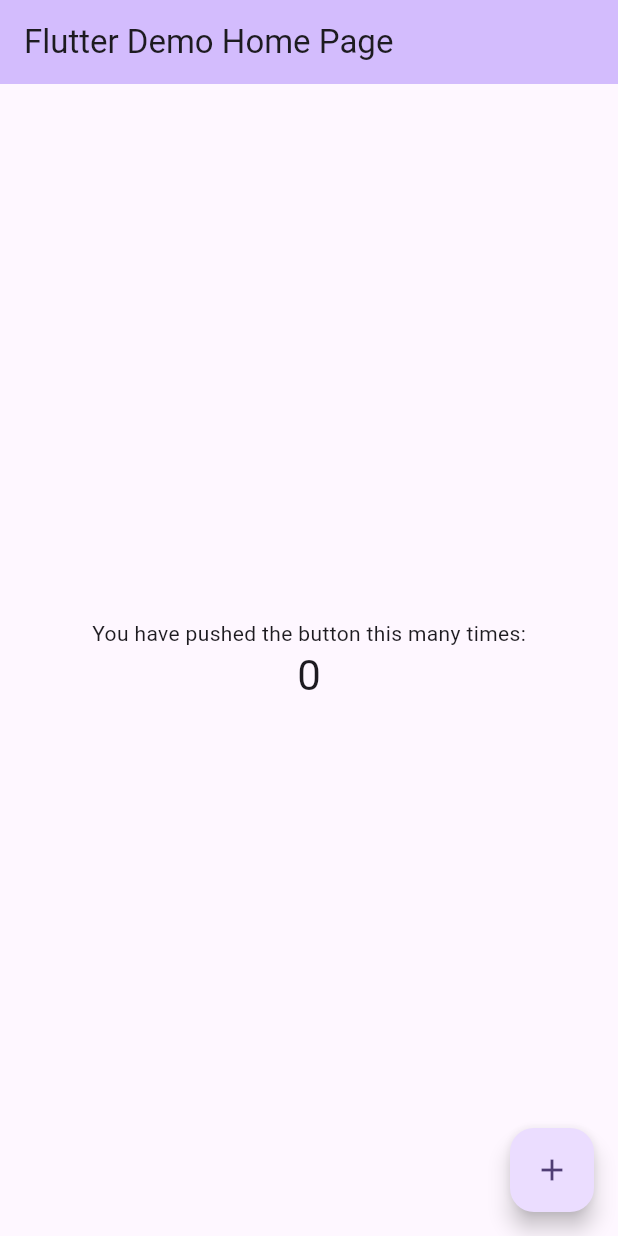
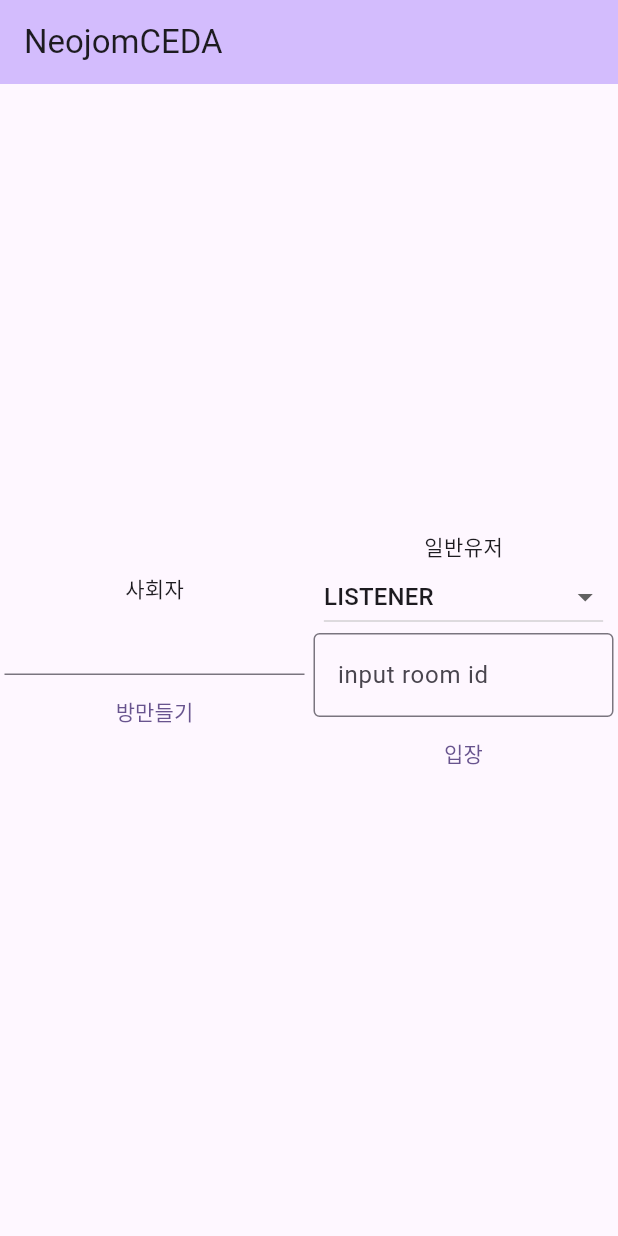
Before and after one commit to fmowl10/neojomCEDA, a Flutter app: the screen it shows after launch, on a phone screen of 412 x 824 dp. Run offline on Flutter 3.47's test engine with Material 2 defaults, Android fonts, the phone set to English and light mode, and no system bars.

Commit message:
frontend 뷰추가

```diff
--- a/frontend/lib/main.dart
+++ b/frontend/lib/main.dart
@@ -1,4 +1,9 @@
+import 'dart:convert';
+
 import 'package:flutter/material.dart';
+import 'package:neojom_ceda/moderator_page.dart';
+import 'package:neojom_ceda/user_page.dart';
+import 'package:http/http.dart' as http;
 
 void main() {
   runApp(const MyApp());
@@ -13,40 +18,16 @@
     return MaterialApp(
       title: 'Flutter Demo',
       theme: ThemeData(
-        // This is the theme of your application.
-        //
-        // TRY THIS: Try running your application with "flutter run". You'll see
-        // the application has a blue toolbar. Then, without quitting the app,
-        // try changing the seedColor in the colorScheme below to Colors.green
-        // and then invoke "hot reload" (save your changes or press the "hot
-        // reload" button in a Flutter-supported IDE, or press "r" if you used
-        // the command line to start the app).
-        //
-        // Notice that the counter didn't reset back to zero; the application
-        // state is not lost during the reload. To reset the state, use hot
-        // restart instead.
-        //
-        // This works for code too, not just values: Most code changes can be
-        // tested with just a hot reload.
         colorScheme: ColorScheme.fromSeed(seedColor: Colors.deepPurple),
         useMaterial3: true,
       ),
-      home: const MyHomePage(title: 'Flutter Demo Home Page'),
+      home: const MyHomePage(title: 'NeojomCEDA'),
     );
   }
 }
 
 class MyHomePage extends StatefulWidget {
   const MyHomePage({super.key, required this.title});
-
-  // This widget is the home page of your application. It is stateful, meaning
-  // that it has a State object (defined below) that contains fields that affect
-  // how it looks.
-
-  // This class is the configuration for the state. It holds the values (in this
-  // case the title) provided by the parent (in this case the App widget) and
-  // used by the build method of the State. Fields in a Widget subclass are
-  // always marked "final".
 
   final String title;
 
@@ -55,71 +36,113 @@
 }
 
 class _MyHomePageState extends State<MyHomePage> {
-  int _counter = 0;
-
-  void _incrementCounter() {
-    setState(() {
-      // This call to setState tells the Flutter framework that something has
-      // changed in this State, which causes it to rerun the build method below
-      // so that the display can reflect the updated values. If we changed
-      // _counter without calling setState(), then the build method would not be
-      // called again, and so nothing would appear to happen.
-      _counter++;
-    });
-  }
+  String roomId = "";
+  String topic = "";
+  final roleItems = [
+    "POSITIVE_SPEAKER1",
+    "POSITIVE_SPEAKER2",
+    "NEGATIVE_SPEAKER1",
+    "NEGATIVE_SPEAKER2",
+    "LISTENER"
+  ];
+  String role = "LISTENER";
+  bool isFetching = false;
+  String uuid = "";
 
   @override
   Widget build(BuildContext context) {
-    // This method is rerun every time setState is called, for instance as done
-    // by the _incrementCounter method above.
-    //
-    // The Flutter framework has been optimized to make rerunning build methods
-    // fast, so that you can just rebuild anything that needs updating rather
-    // than having to individually change instances of widgets.
     return Scaffold(
       appBar: AppBar(
-        // TRY THIS: Try changing the color here to a specific color (to
-        // Colors.amber, perhaps?) and trigger a hot reload to see the AppBar
-        // change color while the other colors stay the same.
         backgroundColor: Theme.of(context).colorScheme.inversePrimary,
-        // Here we take the value from the MyHomePage object that was created by
-        // the App.build method, and use it to set our appbar title.
         title: Text(widget.title),
       ),
-      body: Center(
-        // Center is a layout widget. It takes a single child and positions it
-        // in the middle of the parent.
-        child: Column(
-          // Column is also a layout widget. It takes a list of children and
-          // arranges them vertically. By default, it sizes itself to fit its
-          // children horizontally, and tries to be as tall as its parent.
-          //
-          // Column has various properties to control how it sizes itself and
-          // how it positions its children. Here we use mainAxisAlignment to
-          // center the children vertically; the main axis here is the vertical
-          // axis because Columns are vertical (the cross axis would be
-          // horizontal).
-          //
-          // TRY THIS: Invoke "debug painting" (choose the "Toggle Debug Paint"
-          // action in the IDE, or press "p" in the console), to see the
-          // wireframe for each widget.
-          mainAxisAlignment: MainAxisAlignment.center,
-          children: <Widget>[
-            const Text(
-              'You have pushed the button this many times:',
-            ),
-            Text(
-              '$_counter',
-              style: Theme.of(context).textTheme.headlineMedium,
-            ),
-          ],
-        ),
-      ),
-      floatingActionButton: FloatingActionButton(
-        onPressed: _incrementCounter,
-        tooltip: 'Increment',
-        child: const Icon(Icons.add),
-      ), // This trailing comma makes auto-formatting nicer for build methods.
+      body: AbsorbPointer(
+          absorbing: isFetching,
+          child: Center(
+              child: Column(
+            mainAxisAlignment: MainAxisAlignment.spaceEvenly,
+            children: [
+              Row(
+                mainAxisAlignment: MainAxisAlignment.spaceEvenly,
+                children: [
+                  Expanded(
+                      flex: 5,
+                      child: Column(
+                        children: [
+                          const Text("사회자"),
+                          SizedBox(width: 200, child: TextField()),
+                          TextButton(
+                              onPressed: () {
+                                Navigator.of(context).push(MaterialPageRoute(
+                                    builder: (context) => UserPage(roomId)));
+                              },
+                              child: const Text("방만들기"))
+                        ],
+                      )),
+                  Expanded(
+                      flex: 5,
+                      child: Column(
+                        children: <Widget>[
+                          const Text('일반유저'),
+                          DropdownButton(
+                              value: role,
+                              items: roleItems
+                                  .map((roleItem) => DropdownMenuItem(
+                                      value: roleItem, child: Text(roleItem)))
+                                  .toList(),
+                              onChanged: (newRole) => setState(() {
+                                    role = newRole!;
+                                  })),
+                          SizedBox(
+                            width: 200,
+                            child: TextField(
+                              decoration: const InputDecoration(
+                                  border: OutlineInputBorder(),
+                                  hintText: "input room id"),
+                              onChanged: (inputed) => setState(() {
+                                roomId = inputed;
+                              }),
+                            ),
+                          ),
+                          TextButton(
+                              onPressed: () {
+                                if (roomId.isEmpty) {
+                                  return;
+                                }
+                                Navigator.of(context).push(MaterialPageRoute(
+                                  builder: (context) {
+                                    return ModeratorPage(roomId);
+                                  },
+                                ));
+                              },
+                              child: const Text("입장"))
+                        ],
+                      ))
+                ],
+              )
+            ],
+          ))),
     );
   }
+
+  Future join() async {
+    final param = {"role": role};
+    final url = Uri.http("/", "$roomId", param);
+    final response =
+        await http.get(url, headers: {"Content-Type": "application/json"});
+    var jsonResponse = await jsonDecode(response.body);
+
+    uuid = jsonResponse['uuid'];
+  }
+
+  Future create() async {
+    final param = {"topic": topic};
+    final url = Uri.http("/", "create", param);
+    final response =
+        await http.get(url, headers: {"Content-Type": "application/json"});
+    var jsonResponse = await jsonDecode(response.body);
+
+    uuid = jsonResponse['uuid'];
+    roomId = jsonResponse['room_id'];
+  }
 }
--- /dev/null
+++ b/frontend/lib/model/state.dart
@@ -0,0 +1,17 @@
+import 'package:json_annotation/json_annotation.dart';
+
+part 'state.g.dart';
+
+@JsonSerializable()
+class State {
+  final String? arguer;
+  final String? defender;
+  final String kind;
+  final int timeLimit;
+
+  State(this.kind, this.timeLimit, {this.arguer, this.defender});
+
+  factory State.fromJson(Map<String, dynamic> json) => _$StateFromJson(json);
+
+  Map<String, dynamic> toJson() => _$StateToJson(this);
+}
--- /dev/null
+++ b/frontend/lib/providers/moderator_provider.dart
@@ -0,0 +1,5 @@
+import 'package:neojom_ceda/providers/user_provider.dart';
+
+class ModeratorProvider extends UserProvider {
+  void next() async {}
+}
--- a/frontend/lib/speaker.dart
+++ /dev/null
@@ -1,9 +0,0 @@
-import 'package:neojom_ceda/user.dart';
-
-enum SpeakerRole { affrimate1st, affrimate2nd, negative1st, negative2nd, none }
-
-class Speaker extends User {
-  final SpeakerRole speakerRole;
-  final String name;
-  Speaker(this.name, this.speakerRole, String roomName) : super(roomName);
-}
--- a/frontend/pubspec.yaml
+++ b/frontend/pubspec.yaml
@@ -35,6 +35,9 @@ dependencies:
   # The following adds the Cupertino Icons font to your application.
   # Use with the CupertinoIcons class for iOS style icons.
   cupertino_icons: ^1.0.2
+  provider: ^6.0.5
+  json_annotation: ^4.8.1
+  http: ^1.0.0
 
 dev_dependencies:
   flutter_test:
@@ -46,6 +49,8 @@ dev_dependencies:
   # package. See that file for information about deactivating specific lint
   # rules and activating additional ones.
   flutter_lints: ^2.0.0
+  json_serializable: ^6.7.0
+  build_runner: ^2.4.4
 
 # For information on the generic Dart part of this file, see the
 # following page: https://dart.dev/tools/pub/pubspec
```
Also changed, not shown: frontend/lib/model/user.dart (added, +7 -0 lines), frontend/lib/moderator_page.dart (added, +20 -0 lines), frontend/lib/providers/user_provider.dart (added, +42 -0 lines), frontend/lib/state_generator.dart (deleted, +0 -117 lines), frontend/lib/user.dart (deleted, +0 -47 lines), frontend/lib/user_page.dart (added, +19 -0 lines), frontend/lib/model/state.g.dart (added), frontend/pubspec.lock, 2 other files.
